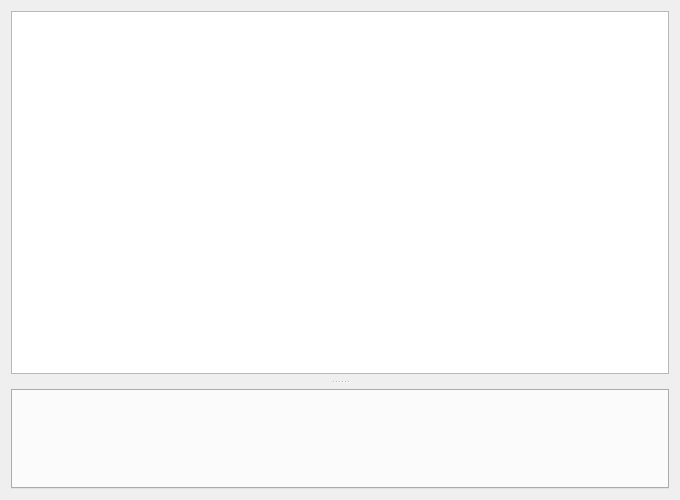
The window that src/multiserialviewer/ui_files/serialViewerWindow.ui (shaag7967/multiserialviewer) describes before a commit, drawn with Qt 5.
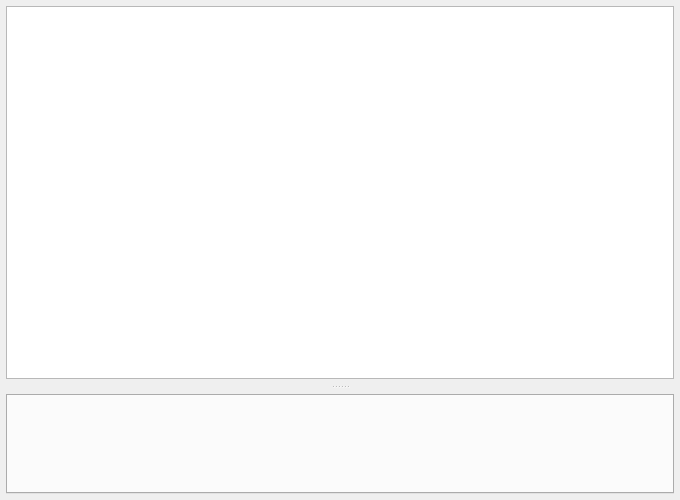
The same window after the commit. Custom widgets are drawn as their Qt base class.

Commit message: added icons to tabs

Patch:
```diff
--- a/src/multiserialviewer/ui_files/serialViewerWindow.ui
+++ b/src/multiserialviewer/ui_files/serialViewerWindow.ui
@@ -14,6 +14,18 @@
    <string>SerialViewer</string>
   </property>
   <layout class="QVBoxLayout" name="verticalLayout">
+   <property name="leftMargin">
+    <number>6</number>
+   </property>
+   <property name="topMargin">
+    <number>6</number>
+   </property>
+   <property name="rightMargin">
+    <number>6</number>
+   </property>
+   <property name="bottomMargin">
+    <number>6</number>
+   </property>
    <item>
     <widget class="QSplitter" name="splitter">
      <property name="orientation">
```
The commit also changes 5 other files.
